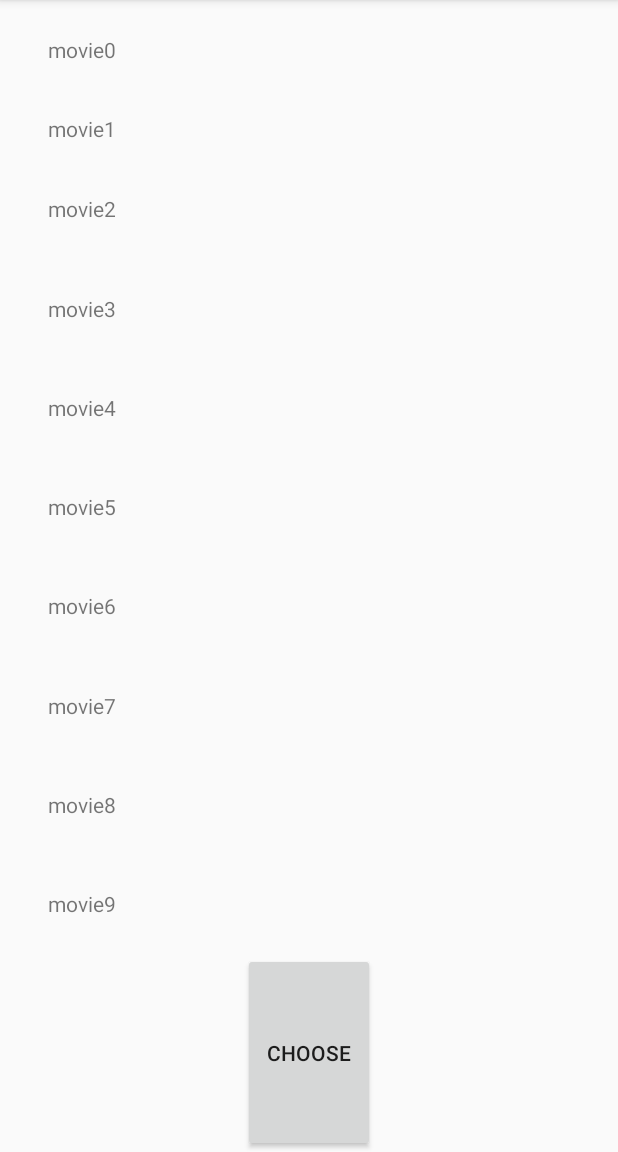
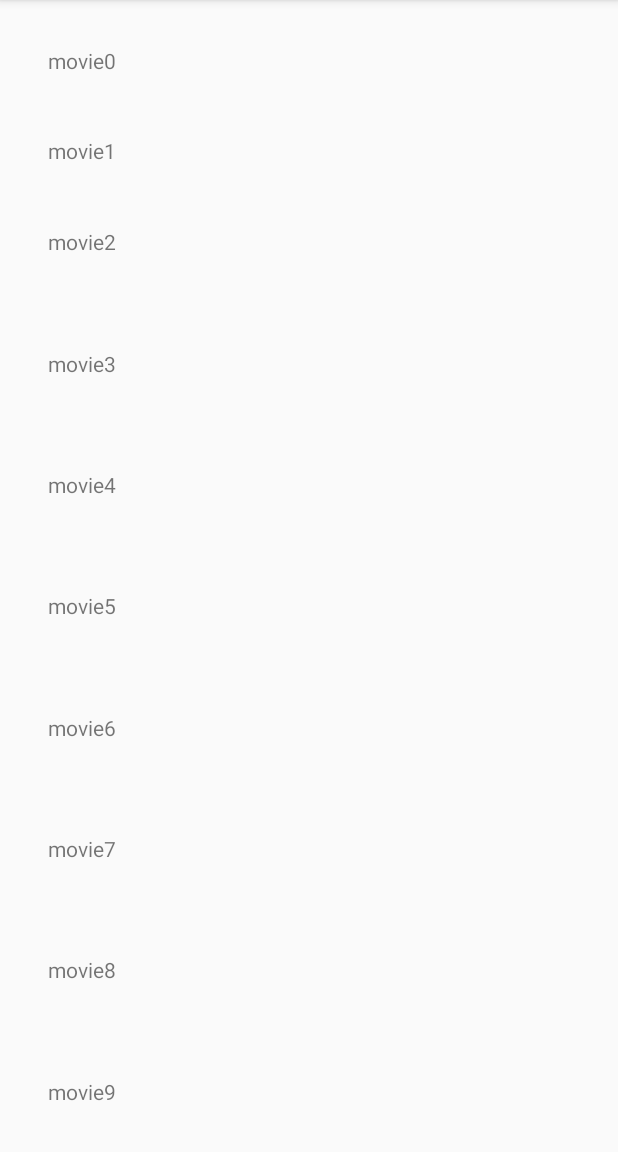
Before and after one commit to ruvans/MovieChooserAndroidApp, an Android app: the screen it shows after launch (MainActivity), on a phone screen of 412 x 824 dp, the part 84-1236 px from its top. Run offline under Robolectric (Android 15) with nearby library versions, the phone set to English and light mode, and no system bars.

Commit message:
Removed button, added sound to phone shake.

```diff
--- a/app/src/main/java/com/example/ruthe/moviechooser/MainActivity.java
+++ b/app/src/main/java/com/example/ruthe/moviechooser/MainActivity.java
@@ -2,6 +2,7 @@ package com.example.ruthe.moviechooser;
 
 import android.content.pm.ActivityInfo;
 import android.graphics.Color;
+import android.media.MediaPlayer;
 import android.support.v7.app.AppCompatActivity;
 import android.os.Bundle;
 import android.view.View;
@@ -44,10 +45,17 @@ public class MainActivity extends AppCompatActivity implements ChangeTextDialog.
             public void onShake(int count) {
                 setAllBlack();
                 makeAChoice();
+                makeSomeNoise();
             }
         });
     }
 
+
+    protected void makeSomeNoise()
+    {
+        MediaPlayer mp = MediaPlayer.create(getApplicationContext(), R.raw.dice_roll);
+        mp.start();
+    }
 
     protected void setAllBlack()
     {
--- a/app/src/main/res/layout/activity_main.xml
+++ b/app/src/main/res/layout/activity_main.xml
@@ -159,22 +159,9 @@
         android:gravity="center_vertical"
         android:onClick="movie9Clicked"
         android:text="movie9"
-        app:layout_constraintBottom_toTopOf="@+id/chooseButton"
-        app:layout_constraintStart_toStartOf="parent"
+        app:layout_constraintBottom_toBottomOf="parent"
+        app:layout_constraintEnd_toEndOf="parent"
         app:layout_constraintTop_toBottomOf="@+id/movieText8"
         app:layout_constraintVertical_weight="1" />
 
-    <Button
-        android:id="@+id/chooseButton"
-        android:layout_width="wrap_content"
-        android:layout_height="0dp"
-        android:onClick="onButtonClick"
-        android:text="Choose"
-        app:layout_constraintBottom_toBottomOf="parent"
-        app:layout_constraintEnd_toEndOf="parent"
-        app:layout_constraintHorizontal_bias="0.5"
-        app:layout_constraintStart_toStartOf="parent"
-        app:layout_constraintTop_toBottomOf="@+id/movieText9"
-        app:layout_constraintVertical_weight="2" />
-
 </android.support.constraint.ConstraintLayout>
```
Also changed, not shown: build.gradle (line endings or trailing spaces), 6 other files.
